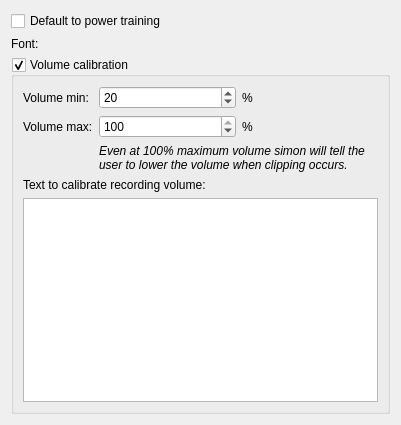
Before: the Qt Designer form simonlib/simonsound/trainingsettings.ui in KDE/simon, drawn with Qt 5.
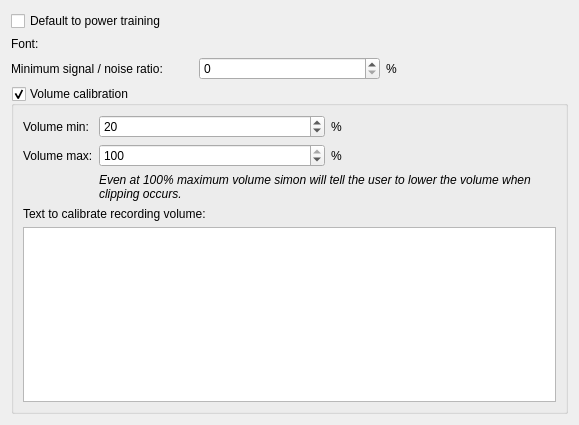
After: the same form once the commit is applied. Custom widgets are drawn as their Qt base class.

What changed in the file:
```diff
--- a/simonlib/simonsound/trainingsettings.ui
+++ b/simonlib/simonsound/trainingsettings.ui
@@ -6,7 +6,7 @@
    <rect>
     <x>0</x>
     <y>0</y>
-    <width>401</width>
+    <width>579</width>
     <height>425</height>
    </rect>
   </property>
@@ -35,6 +35,31 @@
      </item>
     </layout>
    </item>
+   <item>
+    <layout class="QHBoxLayout" name="horizontalLayout_3">
+     <item>
+      <widget class="QLabel" name="lbSNR">
+       <property name="text">
+        <string>Minimum signal / noise ratio:</string>
+       </property>
+      </widget>
+     </item>
+     <item>
+      <widget class="QSpinBox" name="kcfg_MinimumSNR">
+       <property name="maximum">
+        <number>100000</number>
+       </property>
+      </widget>
+     </item>
+     <item>
+      <widget class="QLabel" name="label_8">
+       <property name="text">
+        <string>%</string>
+       </property>
+      </widget>
+     </item>
+    </layout>
+   </item>
    <item>
     <widget class="QGroupBox" name="kcfg_CalibrateVolume">
      <property name="title">
```
